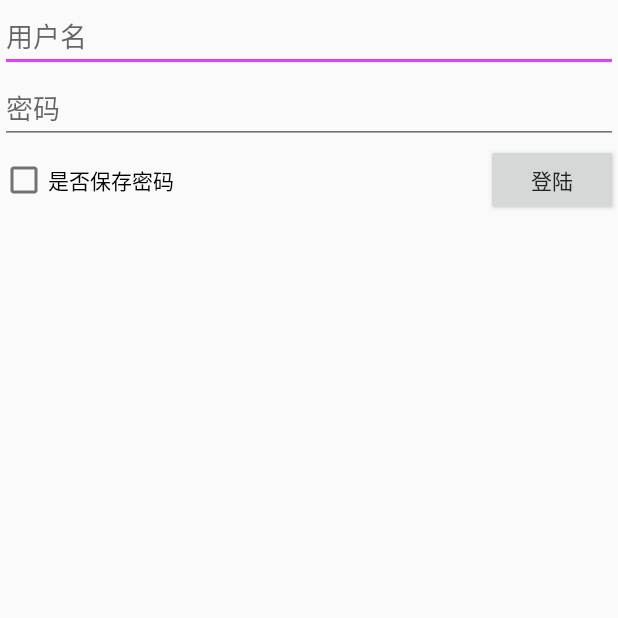
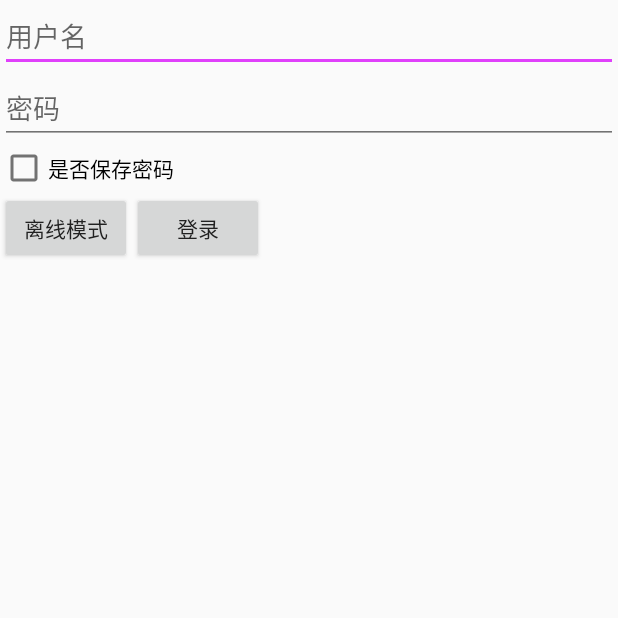
Before and after one commit to kaixwangwei/OrderTrack, an Android app: the screen it shows after launch (LoginActivity), on a phone screen of 412 x 824 dp, the top half of it. Run offline under Robolectric (Android 15) with nearby library versions, the phone set to English and light mode, and no system bars.

Commit message:
update offline mode

```diff
--- a/Android/expresstracker/src/main/AndroidManifest.xml
+++ b/Android/expresstracker/src/main/AndroidManifest.xml
@@ -72,6 +72,11 @@
           android:label="@string/add_new_express">
       </activity>
 
+      <activity android:name=".ExpressDetail"
+          android:theme="@style/AppTheme"
+          android:label="@string/espress_detail">
+      </activity>
+
       <service
           android:name=".SyncService">
           <intent-filter>
--- a/Android/expresstracker/src/main/java/me/lxl/expresstrack/zxing/LoginActivity.java
+++ b/Android/expresstracker/src/main/java/me/lxl/expresstrack/zxing/LoginActivity.java
@@ -89,6 +89,12 @@ public class LoginActivity extends AppCompatActivity implements View.OnClickList
             LoginThread login = new LoginThread(this, mHandler, userName, passWord);
             login.start();
         }
+    }
+
+    public void startMainActivity(View v)
+    {
+        StaticParam.offlineMode = true;
+        launchActivity(MainActivity.class);
     }
 
     public void launchActivity(Class<?> clss) {
--- a/Android/expresstracker/src/main/java/me/lxl/expresstrack/zxing/StaticParam.java
+++ b/Android/expresstracker/src/main/java/me/lxl/expresstrack/zxing/StaticParam.java
@@ -2,6 +2,7 @@ package me.lxl.expresstrack.zxing;
 
 public class StaticParam
 {
+    public static boolean offlineMode = false;
     public static String mUserName = "";
     public static String mPassword = "";
     public static final String TAG = "ExpressTrack";
--- a/Android/expresstracker/src/main/res/layout/express_detail.xml
+++ b/Android/expresstracker/src/main/res/layout/express_detail.xml
@@ -60,6 +60,7 @@
 
                 <EditText
                     android:id="@+id/receiver"
+                    android:enabled="false"
                     android:layout_width="150dp"
                     android:layout_height="wrap_content"></EditText>
 
@@ -87,8 +88,6 @@
                     android:layout_width="match_parent"
                     android:layout_height="wrap_content"
                     android:text="@string/send_express_day" />
-
-
             </LinearLayout>
 
             <LinearLayout
@@ -104,6 +103,7 @@
 
                 <EditText
                     android:id="@+id/detail_express_money_exittext"
+                    android:enabled="false"
                     android:layout_width="150dp"
                     android:layout_height="wrap_content"></EditText>
 
--- a/Android/expresstracker/src/main/res/layout/login_activity.xml
+++ b/Android/expresstracker/src/main/res/layout/login_activity.xml
@@ -26,18 +26,32 @@
         <CheckBox
             android:layout_centerVertical="true"
             android:id="@+id/mCheckBox"
-            android:text="是否保存密码"
+            android:text="@string/save_password"
             android:layout_width="wrap_content"
             android:layout_height="wrap_content" />
 
-        <Button
-            android:id="@+id/mButtonLogin"
-            android:text="登陆"
-            android:layout_alignParentRight="true"
-            android:layout_width="wrap_content"
-            android:layout_height="wrap_content"
-            />
+
 
     </RelativeLayout>
+<LinearLayout
+    android:orientation="horizontal"
+    android:layout_width="match_parent"
+    android:layout_height="match_parent">
+    <Button
+        android:id="@+id/mButtonOffline"
+        android:text="@string/offline"
+        android:layout_alignParentRight="true"
+        android:layout_width="wrap_content"
+        android:layout_height="wrap_content"
+        android:onClick="startMainActivity"
+        />
 
+    <Button
+        android:id="@+id/mButtonLogin"
+        android:text="@string/login"
+        android:layout_alignParentRight="true"
+        android:layout_width="wrap_content"
+        android:layout_height="wrap_content"
+        />
 </LinearLayout>
+</LinearLayout>
--- a/Android/expresstracker/src/main/res/values/strings.xml
+++ b/Android/expresstracker/src/main/res/values/strings.xml
@@ -43,6 +43,7 @@
     <string name="sync_list">同步</string>
     <string name="add_new_express">添加新的快递编号</string>
     <string name="scan_barcode_button">扫描条形码</string>
+    <string name="espress_detail">快递信息详情</string>
     <string name="scan_barcode_result">请输入编号：</string>
     <string name="express_number">快递编号：</string>
     <string name="recipient">收件人：</string>
@@ -69,5 +70,8 @@
     <string name="add_receiver_error_msg">收件人必须填写,请重新填写。</string>
     <string name="have_sync">已同步</string>
     <string name="no_sync">未同步</string>
+    <string name="save_password">是否保存密码</string>
+    <string name="login">登录</string>
+    <string name="offline">离线模式</string>
 
 </resources>
```
Also changed, not shown: Android/expresstracker/src/main/java/me/lxl/expresstrack/zxing/ExpressDetail.java (+11 -6 lines), Android/expresstracker/src/main/java/me/lxl/expresstrack/zxing/MainActivity.java (+0 -19 lines).
